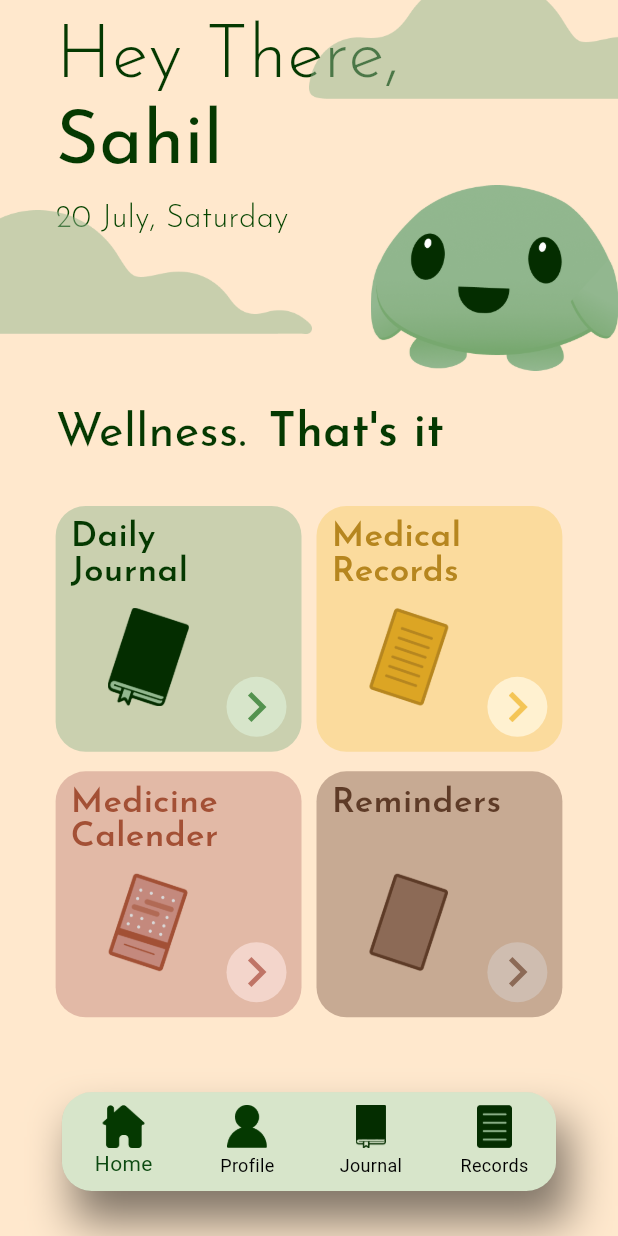
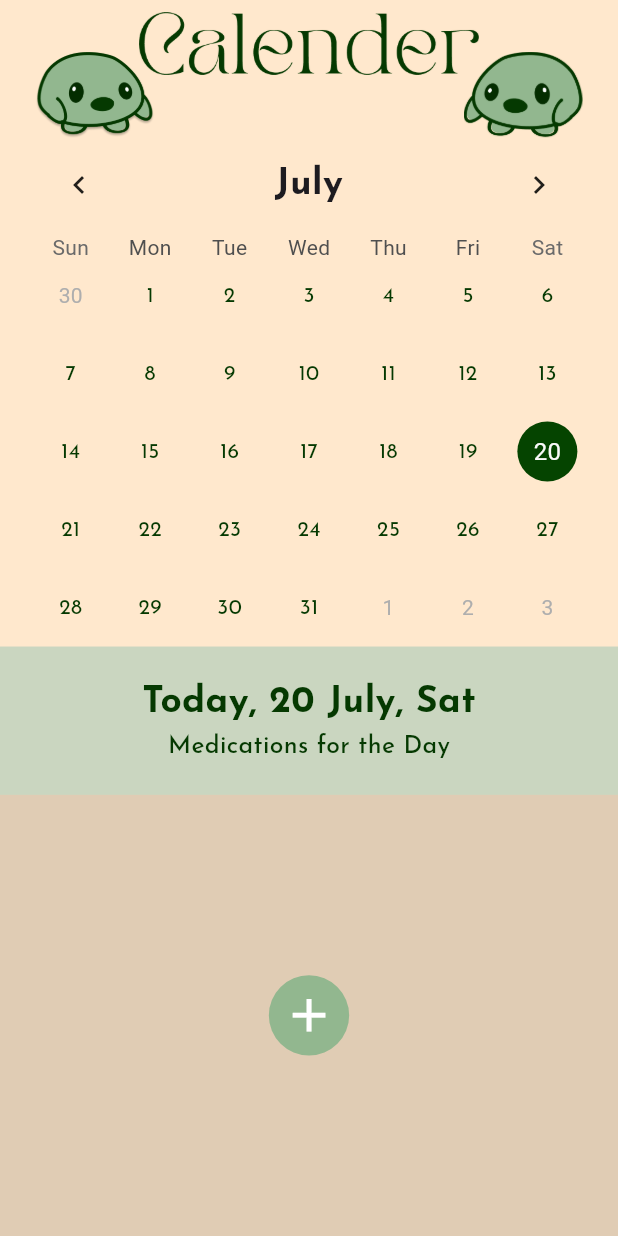
Before and after one commit to sahilsoni9905/landing_page, a Flutter app: the MyBottomNavBar screen opened by its route, after a tap on the "chevron right" icon, on a phone screen of 412 x 824 dp. Run offline on Flutter 3.47's test engine with Material 3 defaults, Android fonts, the light colour scheme and no system bars; drawn by our look-alikes of table_calendar; our stand-ins replace google_fonts, hive, hive_flutter; accounts and stored records are empty.

Commit message:
done max work of calender page ... have to do the popup

```diff
--- a/lib/bottom_bar.dart
+++ b/lib/bottom_bar.dart
@@ -25,11 +25,15 @@ class _MyButtomNavBarState extends State<MyBottomNavBar> {
 
     return Scaffold(
       extendBody: true,
-      bottomNavigationBar: Container(
+      bottomNavigationBar: SafeArea(
+        child: Container(
           height: screenHeight * 0.08,
-        margin:
-            EdgeInsets.symmetric(horizontal: screenWidth * 0.10, vertical: 30),
+          margin: EdgeInsets.symmetric(
+              horizontal: screenWidth * 0.10, vertical: 30),
           decoration: BoxDecoration(
+            color: const Color(
+                0xFFD7E5CA),
+            borderRadius: BorderRadius.circular(20),
             boxShadow: [
               BoxShadow(
                 color: Colors.black.withOpacity(0.5),
@@ -42,10 +46,13 @@ class _MyButtomNavBarState extends State<MyBottomNavBar> {
             borderRadius: BorderRadius.circular(20),
             child: BottomNavigationBar(
               type: BottomNavigationBarType.fixed,
-            backgroundColor: Color(0xFFD7E5CA), // Now it should work
-            selectedItemColor: Color.fromARGB(255, 12, 74, 17),
+              backgroundColor:
+                  Colors.transparent, // Make the background transparent
+              selectedItemColor: Color.fromARGB(255, 5, 59, 10),
               unselectedItemColor: Colors.black,
               currentIndex: myCurrentIndex,
+              showSelectedLabels: false,
+              showUnselectedLabels: false,
               onTap: (index) {
                 setState(() {
                   myCurrentIndex = index;
@@ -84,6 +91,7 @@ class _MyButtomNavBarState extends State<MyBottomNavBar> {
             ),
           ),
         ),
+      ),
       body: pages[myCurrentIndex],
     );
   }
--- /dev/null
+++ b/lib/pages/calender_page/calender_page_screen.dart
@@ -0,0 +1,172 @@
+import 'package:flutter/material.dart';
+import 'package:hive/hive.dart';
+import 'package:intl/intl.dart';
+import 'package:new_landing_page/pages/calender_page/widgets/medicin_add_widget.dart';
+import 'package:table_calendar/table_calendar.dart';
+import 'package:google_fonts/google_fonts.dart';
+
+class CalenderPageScreen extends StatefulWidget {
+  static const String routeName = 'Calender-page';
+  const CalenderPageScreen({super.key});
+
+  @override
+  State<CalenderPageScreen> createState() => _CalenderPageScreenState();
+}
+
+class _CalenderPageScreenState extends State<CalenderPageScreen> {
+  @override
+  void dispose() {
+    Hive.close();
+    super.dispose();
+  }
+
+  @override
+  Widget build(BuildContext context) {
+    DateTime now = DateTime.now();
+    String formattedDate = DateFormat('d MMMM').format(now);
+    String dayOfWeek = DateFormat('EEEE').format(now).substring(0, 3);
+    final screenWidth = MediaQuery.of(context).size.width;
+    final screenHeight = MediaQuery.of(context).size.height;
+
+    return Scaffold(
+      backgroundColor: const Color(0xFFFFE8CD),
+      body: SafeArea(
+        child: Stack(
+          children: [
+            Column(
+              crossAxisAlignment: CrossAxisAlignment.center,
+              children: [
+                SizedBox(
+                  height: screenHeight * 0.01,
+                ),
+                Center(
+                  child: Image.asset(
+                    'assets/images/Calender.png',
+                    width: screenWidth * 0.55,
+                  ),
+                ),
+                SizedBox(
+                  height: screenHeight * 0.05,
+                ),
+                Padding(
+                  padding: EdgeInsets.symmetric(horizontal: screenWidth * 0.05),
+                  child: TableCalendar(
+                    firstDay: DateTime.utc(2020, 1, 1),
+                    lastDay: DateTime.utc(2030, 12, 31),
+                    focusedDay: DateTime.now(),
+                    calendarStyle: CalendarStyle(
+                      defaultTextStyle: GoogleFonts.josefinSans(
+                          color: const Color(0xFF053901)),
+                      weekendTextStyle: GoogleFonts.josefinSans(
+                        color: const Color(0xFF053901),
+                      ),
+                      todayDecoration: const BoxDecoration(
+                        color: Color(0xFF054400),
+                        shape: BoxShape.circle,
+                      ),
+                      selectedDecoration: const BoxDecoration(
+                        color: Colors.blue,
+                        shape: BoxShape.circle,
+                      ),
+                    ),
+                    headerStyle: HeaderStyle(
+                      titleTextFormatter: (date, locale) =>
+                          DateFormat.MMMM(locale).format(date),
+                      titleTextStyle: GoogleFonts.josefinSans(
+                        fontSize: screenHeight * 0.03,
+                        fontWeight: FontWeight.bold,
+                      ),
+                      formatButtonVisible: false,
+                      titleCentered: true,
+                    ),
+                    calendarBuilders: CalendarBuilders(
+                      markerBuilder: (context, date, events) {
+                        return Container();
+                      },
+                    ),
+                  ),
+                ),
+                Container(
+                  height: screenHeight * 0.12,
+                  width: screenWidth,
+                  decoration: const BoxDecoration(
+                    color: Color(0xFFCAD6C0),
+                  ),
+                  child: Column(
+                    mainAxisAlignment: MainAxisAlignment.center,
+                    children: [
+                      Text(
+                        'Today, $formattedDate, $dayOfWeek',
+                        style: GoogleFonts.josefinSans(
+                          color: const Color(0xFF053901),
+                          fontSize: screenHeight * 0.03,
+                          fontWeight: FontWeight.bold,
+                        ),
+                      ),
+                      Text(
+                        'Medications for the Day',
+                        style: GoogleFonts.josefinSans(
+                          color: const Color(0xFF053901),
+                          fontSize: screenHeight * 0.02,
+                          fontWeight: FontWeight.w500,
+                        ),
+                      ),
+                    ],
+                  ),
+                ),
+                Expanded(
+                  child: Container(
+                    color: Colors.black12,
+                    child: Center(
+                      child: GestureDetector(
+                        onTap: () {
+                          showDialog(
+                            context: context,
+                            builder: (BuildContext context) {
+                              return AddMedicineDialog();
+                            },
+                          );
+                        },
+                        child: Container(
+                          width: screenWidth * 0.13,
+                          height: screenWidth * 0.13,
+                          decoration: const BoxDecoration(
+                            shape: BoxShape.circle,
+                            color: Color(0xFF92B78F),
+                          ),
+                          child: Icon(
+                            Icons.add,
+                            color: Colors.white,
+                            size: screenWidth * 0.09,
+                          ),
+                        ),
+                      ),
+                    ),
+                  ),
+                ),
+              ],
+            ),
+            Positioned(
+              top: screenHeight * 0.042,
+              right: screenWidth * 0.75,
+              child: Image.asset(
+                'assets/images/ipo_calender_left.png',
+                fit: BoxFit.contain,
+                height: screenHeight * 0.07,
+              ),
+            ),
+            Positioned(
+              top: screenHeight * 0.042,
+              left: screenWidth * 0.75,
+              child: Image.asset(
+                'assets/images/ipo_calender_right.png',
+                fit: BoxFit.contain,
+                height: screenHeight * 0.07,
+              ),
+            ),
+          ],
+        ),
+      ),
+    );
+  }
+}
--- a/lib/pages/home_page/home_page_screen.dart
+++ b/lib/pages/home_page/home_page_screen.dart
@@ -20,6 +20,17 @@ class HomePageScreen extends StatelessWidget {
       body: SafeArea(
         child: Stack(
           children: [
+            Positioned(
+              //
+              top: screenHeight * 0.55,
+              left: screenWidth * 0.75,
+              child: Image.asset(
+                'assets/images/leaf_right_home.png',
+                //color: Colors.black,
+                fit: BoxFit.contain,
+                height: screenHeight * 0.5,
+              ),
+            ),
             Padding(
               padding: EdgeInsets.symmetric(horizontal: screenWidth * 0.09),
               child: Column(
--- a/lib/pages/home_page/widgets/circle_button_widgets.dart
+++ b/lib/pages/home_page/widgets/circle_button_widgets.dart
@@ -1,4 +1,5 @@
 import 'package:flutter/material.dart';
+import 'package:new_landing_page/pages/calender_page/calender_page_screen.dart';
 
 class CircleButton extends StatelessWidget {
   final VoidCallback onPressed;
@@ -15,7 +16,9 @@ class CircleButton extends StatelessWidget {
   @override
   Widget build(BuildContext context) {
     return InkWell(
-      onTap: onPressed,
+      onTap: () {
+        Navigator.pushNamed(context, CalenderPageScreen.routeName);
+      },
       child: Container(
         width: 40,
         height: 40,
--- a/lib/router.dart
+++ b/lib/router.dart
@@ -1,10 +1,14 @@
 import 'package:flutter/material.dart';
 import 'package:new_landing_page/bottom_bar.dart';
+import 'package:new_landing_page/pages/calender_page/calender_page_screen.dart';
 
 Route<dynamic> generateRoute(RouteSettings settings) {
   switch (settings.name) {
     case MyBottomNavBar.routeName:
       return MaterialPageRoute(builder: (context) => const MyBottomNavBar());
+    case CalenderPageScreen.routeName:
+      return MaterialPageRoute(
+          builder: (context) => const CalenderPageScreen());
 
     default:
       return MaterialPageRoute(
```
Also changed, not shown: lib/landing_page/landing_page_screen.dart (+8 -5 lines), lib/main.dart (+14 -1 lines), lib/models/medicine_models.dart (added, +32 -0 lines), lib/pages/calender_page/widgets/medicin_add_widget.dart (added, +99 -0 lines), pubspec.yaml (+7 -0 lines), assets/images/Calender.png (added), assets/images/ipo_calender_left.png (added), assets/images/ipo_calender_right.png (added), assets/images/leaf_right_home.png (added), lib/models/medicine_models.g.dart (added), pubspec.lock, 1 other file. Lines whose indentation alone changed are shown as unchanged.
